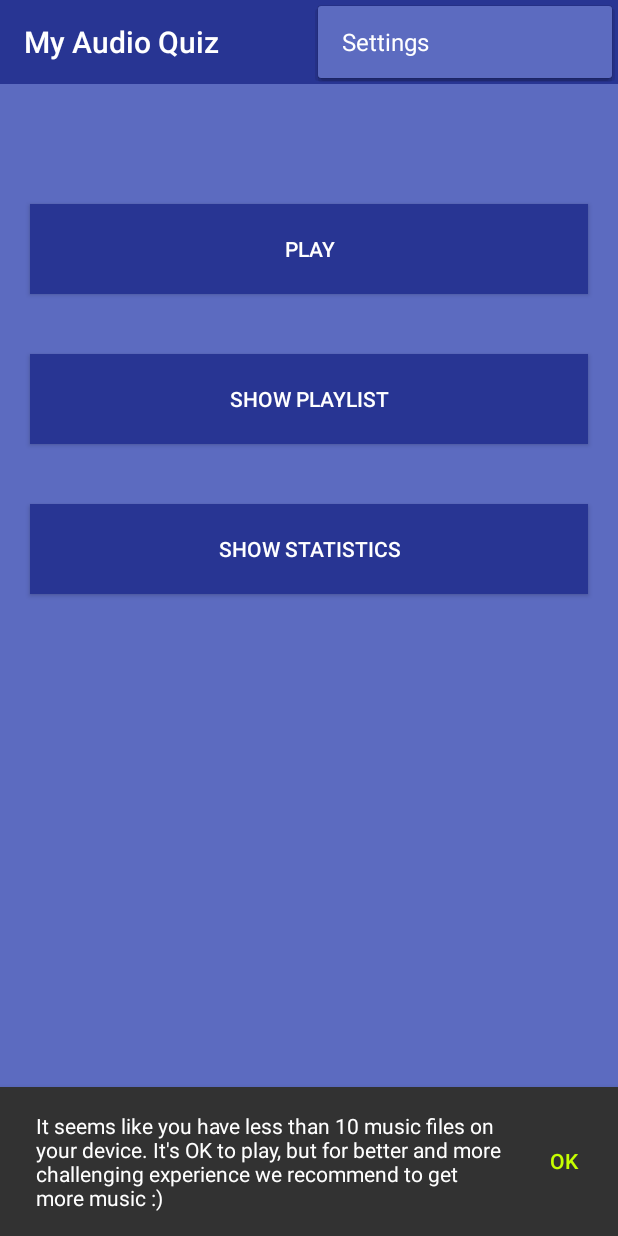
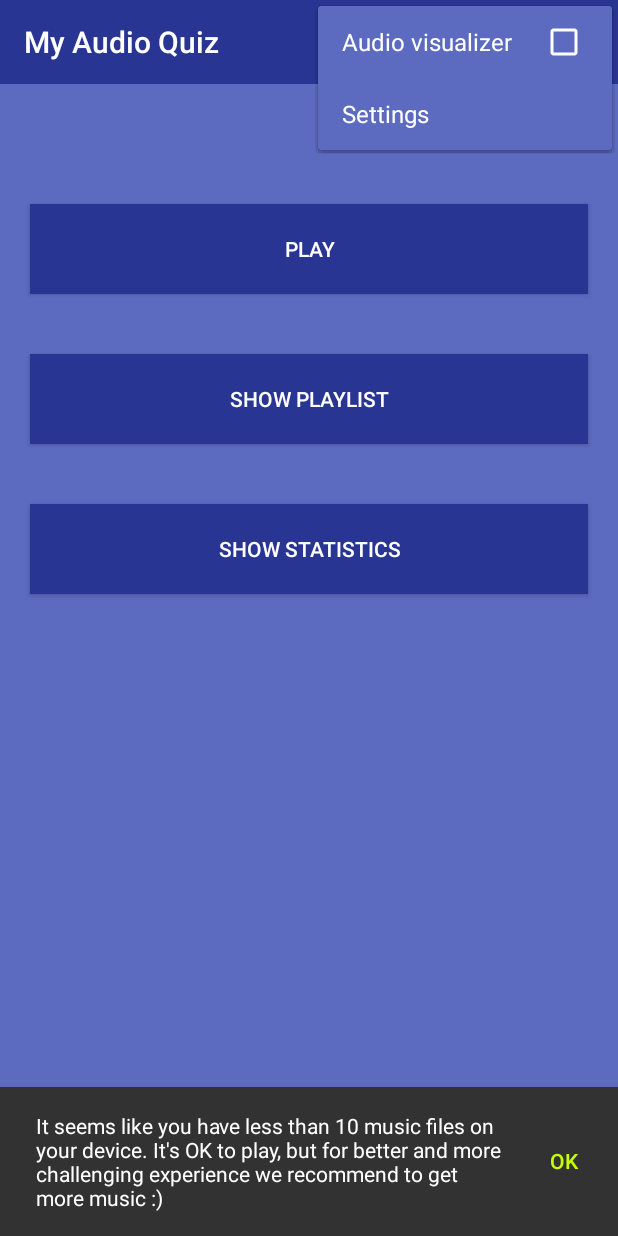
Before and after one commit to imaginary-unit/AudioQuiz, an Android app: the StartActivity screen opened directly, with no data from a screen before it, with the options menu open, on a phone screen of 412 x 824 dp. Run offline under Robolectric (Android 15) with nearby library versions, the phone set to English and light mode, and no system bars.

Commit message:
Added RECORD_AUDIO permission request for audio visualizer

```diff
--- a/app/src/main/AndroidManifest.xml
+++ b/app/src/main/AndroidManifest.xml
@@ -3,6 +3,7 @@
     package="ru.imunit.maquiz">
 
     <uses-permission android:name="android.permission.READ_EXTERNAL_STORAGE" />
+    <uses-permission android:name="android.permission.RECORD_AUDIO" />
 
     <application
         android:allowBackup="true"
--- a/app/src/main/java/ru/imunit/maquiz/activities/StartActivity.java
+++ b/app/src/main/java/ru/imunit/maquiz/activities/StartActivity.java
@@ -29,6 +29,7 @@ public class StartActivity extends AppCompatActivity
         ActivityCompat.OnRequestPermissionsResultCallback {
 
     private static final int PERMISSION_REQUEST_READ_STORAGE = 1;
+    private static final int PERMISSION_REQUEST_RECORD_AUDIO = 2;
     private View mRootLayout;
     private ProgressDialog mProgress = null;
 
@@ -43,6 +44,7 @@ public class StartActivity extends AppCompatActivity
             // TODO: maybe do music update only on first activity show
             startMusicUpdate();
         }
+        checkRecordPermission();
     }
 
     @Override
@@ -107,6 +109,21 @@ public class StartActivity extends AppCompatActivity
         }
     }
 
+    private boolean checkRecordPermission() {
+        if (ContextCompat.checkSelfPermission(this,
+                Manifest.permission.RECORD_AUDIO)
+                != PackageManager.PERMISSION_GRANTED) {
+
+            ActivityCompat.requestPermissions(this,
+                    new String[]{Manifest.permission.RECORD_AUDIO},
+                    PERMISSION_REQUEST_RECORD_AUDIO);
+            return false;
+        }
+        else {
+            return true;
+        }
+    }
+
     private void startMusicUpdate() {
         mProgress = ProgressDialog.show(this, null,
                 getResources().getString(R.string.updating_music_dialog), true, true);
@@ -161,6 +178,15 @@ public class StartActivity extends AppCompatActivity
                 startMusicUpdate();
             }
         }
+        else if (requestCode == PERMISSION_REQUEST_RECORD_AUDIO) {
+            if (grantResults.length == 0
+                || grantResults[0] != PackageManager.PERMISSION_GRANTED) {
+                Snackbar.make(mRootLayout, R.string.permission_record_rationale,
+                        Snackbar.LENGTH_LONG).show();
+            } else {
+                // turn the visualizer on
+            }
+        }
         else {
             super.onRequestPermissionsResult(requestCode, permissions, grantResults);
         }
--- a/app/src/main/res/layout/fragment_results.xml
+++ b/app/src/main/res/layout/fragment_results.xml
@@ -33,7 +33,7 @@
         android:layout_height="wrap_content"
         android:layout_gravity="center_horizontal"
         android:layout_weight="0"
-        android:text="Clean game! (Score x 1.5)"
+        android:text="@string/game_results_clean_game"
         android:textSize="26sp"
         android:textColor="#ff00ff00"
         android:visibility="gone"
@@ -50,7 +50,7 @@
         android:layout_height="wrap_content"
         android:layout_gravity="center_horizontal"
         android:layout_weight="0"
-        android:text="New highscore!"
+        android:text="@string/game_results_new_highscore"
         android:textSize="26sp"
         android:textColor="#ff00ff00"
         android:visibility="gone"
--- a/app/src/main/res/menu/menu_main.xml
+++ b/app/src/main/res/menu/menu_main.xml
@@ -5,5 +5,11 @@
 
     <item android:id="@+id/action_settings" android:title="@string/action_settings"
         android:orderInCategory="100" app:showAsAction="never" />
-
+    <item
+        android:id="@+id/action_visualizer"
+        android:title="@string/menu_audio_visualizer"
+        app:showAsAction="never"
+        android:checkable="true"
+        android:checked="false"
+        />
 </menu>
--- a/app/src/main/res/values/strings.xml
+++ b/app/src/main/res/values/strings.xml
@@ -15,8 +15,12 @@
     <string name="title_activity_start">StartActivity</string>
     <string name="title_activity_sync">SyncActivity</string>
 
-    <string name="permission_storage_rationale">Read storage permission should
-        be granted to scan and play your music files!</string>
+    <string name="permission_storage_rationale">
+        Read storage permission should be granted to scan and play your music files!
+    </string>
+    <string name="permission_record_rationale">
+        You haven\'t granted the audio recording permission - audio visualizer will be disabled.
+    </string>
 
     <string name="updating_music_dialog">Updating your music library, please wait a sec..</string>
 
@@ -91,4 +95,7 @@
         Oops, seems like some of music files on your device can\'t be read for some reason.
         Please check if your files are available and not corrupted.
     </string>
+    <string name="game_results_clean_game">Clean game! (Score x 1.5)</string>
+    <string name="game_results_new_highscore">New highscore!</string>
+    <string name="menu_audio_visualizer">Audio visualizer</string>
 </resources>
```
Also changed, not shown: app/src/main/java/ru/imunit/maquiz/views/widgets/AudioVisualizer.java (added, +14 -0 lines).
